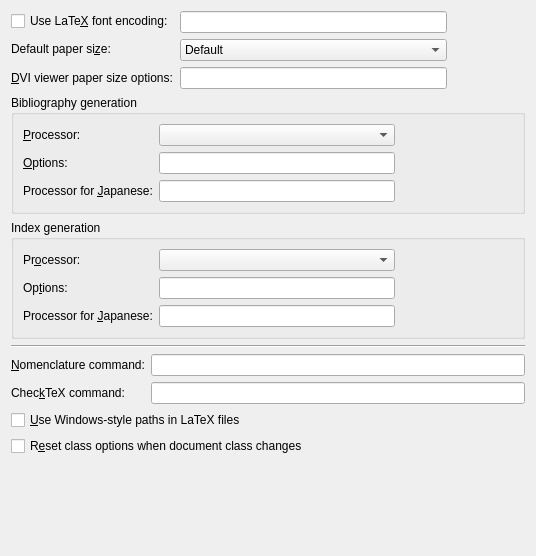
cburschka/lyx, file src/frontends/qt4/ui/PrefLatexUi.ui: the form before one commit.
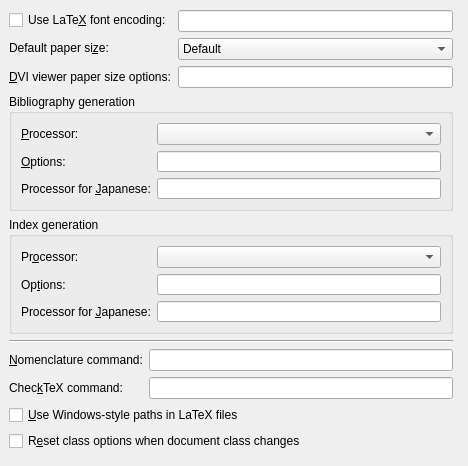
The form after the commit.

Commit message:
revert r33814 but widen the text edit fields instead
(reverting things without discussing it is not OK)

Patch:
```diff
--- a/src/frontends/qt4/ui/PrefLatexUi.ui
+++ b/src/frontends/qt4/ui/PrefLatexUi.ui
@@ -5,15 +5,22 @@
    <rect>
     <x>0</x>
     <y>0</y>
-    <width>536</width>
-    <height>556</height>
+    <width>468</width>
+    <height>466</height>
    </rect>
   </property>
   <property name="windowTitle">
    <string/>
   </property>
-  <layout class="QGridLayout" name="gridLayout_7">
-   <item row="0" column="0">
+  <widget class="QWidget" name="layoutWidget">
+   <property name="geometry">
+    <rect>
+     <x>9</x>
+     <y>10</y>
+     <width>444</width>
+     <height>441</height>
+    </rect>
+   </property>
     <layout class="QVBoxLayout" name="verticalLayout_2">
      <item>
       <layout class="QGridLayout" name="gridLayout_5">
@@ -89,22 +96,6 @@
          </item>
         </layout>
        </item>
-       <item row="0" column="2" rowspan="3">
-        <spacer name="horizontalSpacer_3">
-         <property name="orientation">
-          <enum>Qt::Horizontal</enum>
-         </property>
-         <property name="sizeType">
-          <enum>QSizePolicy::Maximum</enum>
-         </property>
-         <property name="sizeHint" stdset="0">
-          <size>
-           <width>78</width>
-           <height>58</height>
-          </size>
-         </property>
-        </spacer>
-       </item>
        <item row="1" column="0">
         <widget class="QLabel" name="latexPaperSizeLA">
          <property name="text">
@@ -149,16 +140,7 @@
         <item row="0" column="1" rowspan="3">
          <layout class="QVBoxLayout" name="verticalLayout">
           <item>
-           <widget class="QComboBox" name="latexBibtexCO">
-            <property name="sizePolicy">
-             <sizepolicy>
-              <hsizetype>7</hsizetype>
-              <vsizetype>0</vsizetype>
-              <horstretch>0</horstretch>
-              <verstretch>0</verstretch>
-             </sizepolicy>
-            </property>
-           </widget>
+          <widget class="QComboBox" name="latexBibtexCO"/>
           </item>
           <item>
            <widget class="QLineEdit" name="latexBibtexED">
@@ -176,22 +158,6 @@
           </item>
          </layout>
         </item>
-        <item row="0" column="2" rowspan="3">
-         <spacer name="horizontalSpacer_2">
-          <property name="orientation">
-           <enum>Qt::Horizontal</enum>
-          </property>
-          <property name="sizeType">
-           <enum>QSizePolicy::Maximum</enum>
-          </property>
-          <property name="sizeHint" stdset="0">
-           <size>
-            <width>118</width>
-            <height>71</height>
-           </size>
-          </property>
-         </spacer>
-        </item>
         <item row="1" column="0">
          <widget class="QLabel" name="latexBibtexOptionsLA">
           <property name="text">
@@ -237,16 +203,7 @@
         <item row="0" column="1" rowspan="3">
          <layout class="QGridLayout" name="gridLayout_2">
           <item row="0" column="0">
-           <widget class="QComboBox" name="latexIndexCO">
-            <property name="sizePolicy">
-             <sizepolicy>
-              <hsizetype>7</hsizetype>
-              <vsizetype>0</vsizetype>
-              <horstretch>0</horstretch>
-              <verstretch>0</verstretch>
-             </sizepolicy>
-            </property>
-           </widget>
+          <widget class="QComboBox" name="latexIndexCO"/>
           </item>
           <item row="1" column="0">
            <widget class="QLineEdit" name="latexIndexED">
@@ -284,22 +241,6 @@
           </property>
          </widget>
         </item>
-        <item row="0" column="2" rowspan="3">
-         <spacer name="horizontalSpacer">
-          <property name="orientation">
-           <enum>Qt::Horizontal</enum>
-          </property>
-          <property name="sizeType">
-           <enum>QSizePolicy::Maximum</enum>
-          </property>
-          <property name="sizeHint" stdset="0">
-           <size>
-            <width>118</width>
-            <height>68</height>
-           </size>
-          </property>
-         </spacer>
-        </item>
        </layout>
       </widget>
      </item>
@@ -388,8 +329,7 @@
       </spacer>
      </item>
     </layout>
-   </item>
-  </layout>
+  </widget>
  </widget>
  <tabstops>
   <tabstop>latexEncodingED</tabstop>
```
Left out of the diff: 3 changed lines with no effect on the pictures. Lines whose indentation alone changed are shown as unchanged.
